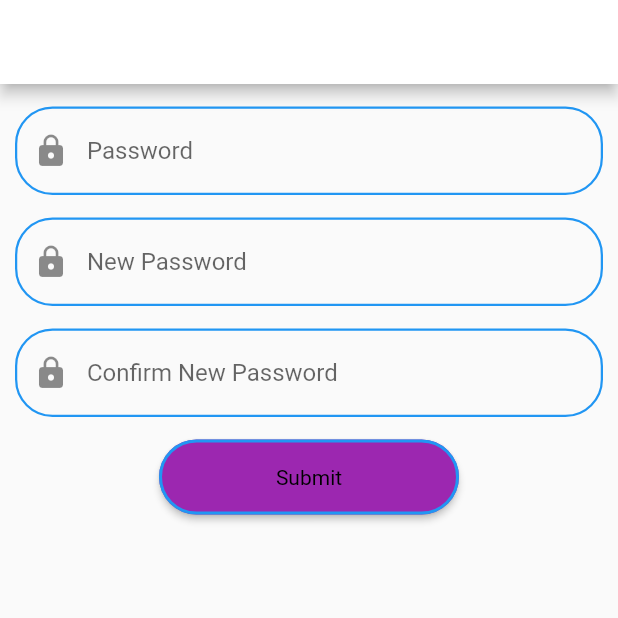
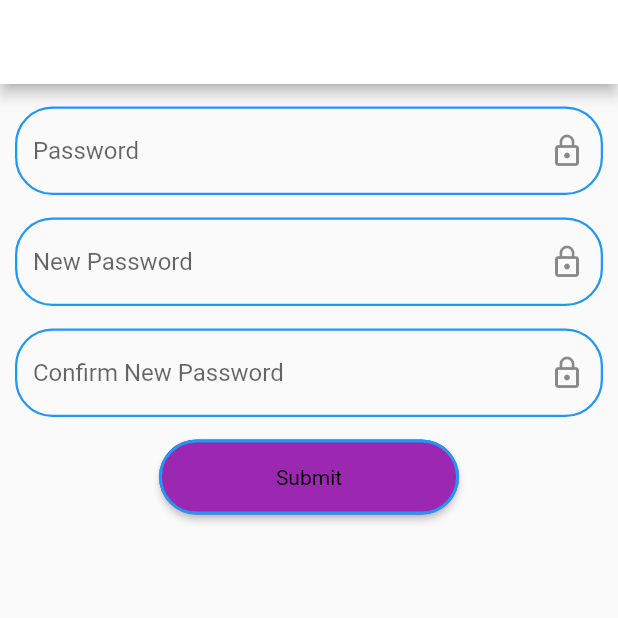
Before and after one commit to mineloop99/mine-loop-education, a Flutter app: the MyAccountScreen screen opened by its route, after a tap on "Wanatabe Yuu", after a tap on "Change Password", on a phone screen of 412 x 824 dp, the top half of it. Run offline on Flutter 3.47's test engine with Material 2 defaults, Android fonts, the light colour scheme and no system bars; our stand-ins replace cloud_firestore, firebase_core, material_floating_search_bar; accounts and stored records are empty; network calls fail.

Commit message:
Complete Front-End My Account Screen

```diff
--- a/lib/auth/providers/language-provider.dart
+++ b/lib/auth/providers/language-provider.dart
@@ -36,7 +36,7 @@ class LanguageProvider with ChangeNotifier {
             width: 20,
             height: 15,
           ),
-          SizedBox(
+          const SizedBox(
             width: 10,
             height: 5,
           ),
--- a/lib/auth/screens/login-screen.dart
+++ b/lib/auth/screens/login-screen.dart
@@ -162,7 +162,7 @@ class _LoginScreenState extends State<LoginScreen> {
                     child: Column(
                       mainAxisAlignment: MainAxisAlignment.center,
                       children: [
-                        SizedBox(
+                        const SizedBox(
                           height: 3,
                         ),
                         Text('Don\'t have an account yet?'),
@@ -180,7 +180,7 @@ class _LoginScreenState extends State<LoginScreen> {
                     child: new Text('Terms and Conditions'),
                     onTap: _launchUrl,
                   ),
-                  SizedBox(
+                  const SizedBox(
                     height: 10,
                   )
                 ],
--- a/lib/auth/widgets/login-form-widget.dart
+++ b/lib/auth/widgets/login-form-widget.dart
@@ -285,7 +285,7 @@ class _SigninMineLoopFormState extends State<SigninMineLoopForm> {
                                         },
                                   disabledColor: Colors.black54,
                                 )
-                              : SizedBox(),
+                              : const SizedBox(),
                         ),
                         onChanged: (text) {
                           if (text == '' || text == null)
@@ -373,7 +373,7 @@ class _SigninMineLoopFormState extends State<SigninMineLoopForm> {
                                       ? Colors.black54
                                       : Colors.blue,
                                 )
-                              : SizedBox(),
+                              : const SizedBox(),
                         ),
                         onChanged: (text) {
                           if (text == '' || text == null)
--- a/lib/home/screens/my-account-screen.dart
+++ b/lib/home/screens/my-account-screen.dart
@@ -6,7 +6,6 @@ import '../widgets/my-account-card-widgets/dark-screen-mode-button.dart';
 
 class MyAccountScreen extends StatelessWidget {
   static const routeName = './my-account';
-  const MyAccountScreen({Key key}) : super(key: key);
 
   @override
   Widget build(BuildContext context) {
@@ -23,7 +22,7 @@ class MyAccountScreen extends StatelessWidget {
           children: [
             AccountCardWidget(),
             DarkScreenModeButton(),
-            SizedBox(height: 20),
+            const SizedBox(height: 20),
             ///// General
             AccountGeneralSettingWidget(),
           ],
--- a/lib/home/screens/my-account-screens/change-password-screen.dart
+++ b/lib/home/screens/my-account-screens/change-password-screen.dart
@@ -11,11 +11,24 @@ class ChangePasswordScreen extends StatefulWidget {
 }
 
 class _ChangePasswordScreenState extends State<ChangePasswordScreen> {
-  GlobalKey _formKey = GlobalKey();
-  InputDecoration buildInputDecoration(IconData icons, String hinttext) {
+  final _formKey = GlobalKey<FormState>();
+
+  bool _isHidePassword = true;
+  bool _isHideNewPassword = true;
+  bool _isHideConfirmNewPassword = true;
+
+  final _newPasswordFocusNode = FocusNode();
+  final _confirmNewPasswordFocusNode = FocusNode();
+
+  InputDecoration buildInputDecoration(
+      String hinttext, bool isHidePassword, Function onPressed) {
     return InputDecoration(
       hintText: hinttext,
-      prefixIcon: Icon(icons),
+      suffixIcon: IconButton(
+        icon: Icon(
+            isHidePassword ? Icons.lock_outline : Icons.lock_open_outlined),
+        onPressed: onPressed,
+      ),
       focusedBorder: OutlineInputBorder(
         borderRadius: BorderRadius.circular(25.0),
         borderSide: BorderSide(color: Colors.purple, width: 1.5),
@@ -37,9 +50,25 @@ class _ChangePasswordScreenState extends State<ChangePasswordScreen> {
     );
   }
 
+  void _trySubmit() {
+    FocusScope.of(context).unfocus();
+    bool _isValid = _formKey.currentState.validate();
+    if (_isValid) {
+      _formKey.currentState.save();
+    }
+  }
+
   final password = TextEditingController();
   final newPassword = TextEditingController();
   final confirmNewPassword = TextEditingController();
+
+  @override
+  void initState() {
+    super.initState();
+    _newPasswordFocusNode.addListener(() {});
+
+    _confirmNewPasswordFocusNode.addListener(() {});
+  }
 
   @override
   void dispose() {
@@ -47,6 +76,8 @@ class _ChangePasswordScreenState extends State<ChangePasswordScreen> {
     password.dispose();
     newPassword.dispose();
     confirmNewPassword.dispose();
+    _newPasswordFocusNode.dispose();
+    _confirmNewPasswordFocusNode.dispose();
   }
 
   @override
@@ -61,34 +92,58 @@ class _ChangePasswordScreenState extends State<ChangePasswordScreen> {
           child: Column(
             mainAxisAlignment: MainAxisAlignment.center,
             children: [
-              SizedBox(
+              const SizedBox(
                 height: 15,
               ),
               Padding(
                 padding: const EdgeInsets.only(bottom: 15, left: 10, right: 10),
                 child: TextFormField(
                   controller: password,
+                  obscureText: _isHidePassword,
                   keyboardType: TextInputType.text,
-                  decoration: buildInputDecoration(Icons.lock, "Password"),
-                  validator: (String value) {
-                    if (value.isEmpty) {
-                      return 'Please a Enter Password';
-                    }
+                  decoration: buildInputDecoration(
+                    "Password",
+                    _isHidePassword,
+                    () {
+                      setState(() {
+                        _isHidePassword = !_isHidePassword;
+                      });
+                    },
+                  ),
+                  validator: (value) {
+                    if (value.isEmpty) return 'Please Enter a valid Password';
+
+                    if (value.length < 6)
+                      return 'Password must be at least 6 characters long';
                     return null;
+                  },
+                  onFieldSubmitted: (_) {
+                    FocusScope.of(context).requestFocus(_newPasswordFocusNode);
                   },
                 ),
               ),
               Padding(
                 padding: const EdgeInsets.only(bottom: 15, left: 10, right: 10),
                 child: TextFormField(
-                  controller: password,
+                  controller: newPassword,
+                  focusNode: _newPasswordFocusNode,
+                  obscureText: _isHideNewPassword,
                   keyboardType: TextInputType.text,
-                  decoration: buildInputDecoration(Icons.lock, "New Password"),
+                  decoration: buildInputDecoration(
+                      "New Password", _isHideNewPassword, () {
+                    setState(() {
+                      _isHideNewPassword = !_isHideNewPassword;
+                    });
+                  }),
                   validator: (String value) {
-                    if (value.isEmpty) {
-                      return 'Please a Enter new Password';
-                    }
+                    if (value.isEmpty) return 'Please a Enter new Password';
+                    if (value.length < 6)
+                      return 'New password must be at least 6 characters long';
                     return null;
+                  },
+                  onFieldSubmitted: (_) {
+                    FocusScope.of(context)
+                        .requestFocus(_confirmNewPasswordFocusNode);
                   },
                 ),
               ),
@@ -96,18 +151,19 @@ class _ChangePasswordScreenState extends State<ChangePasswordScreen> {
                 padding: const EdgeInsets.only(bottom: 15, left: 10, right: 10),
                 child: TextFormField(
                   controller: confirmNewPassword,
-                  obscureText: true,
+                  focusNode: _confirmNewPasswordFocusNode,
+                  obscureText: _isHideConfirmNewPassword,
                   keyboardType: TextInputType.text,
-                  decoration:
-                      buildInputDecoration(Icons.lock, "Confirm New Password"),
+                  decoration: buildInputDecoration(
+                      "Confirm New Password", _isHideConfirmNewPassword, () {
+                    setState(() {
+                      _isHideConfirmNewPassword = !_isHideConfirmNewPassword;
+                    });
+                  }),
                   validator: (String value) {
-                    if (value.isEmpty) {
-                      return 'Please re-enter new password';
-                    }
-                    print(password.text);
-                    print(confirmNewPassword.text);
+                    if (value.isEmpty) return 'Please re-enter new password';
                     if (password.text != confirmNewPassword.text) {
-                      return "new Password does not match";
+                      return "New password does not match";
                     }
                     return null;
                   },
@@ -126,7 +182,7 @@ class _ChangePasswordScreenState extends State<ChangePasswordScreen> {
                         borderRadius: BorderRadius.circular(50.0),
                         side: BorderSide(color: Colors.blue, width: 2)),
                   ),
-                  onPressed: () {},
+                  onPressed: _trySubmit,
                   child: Text("Submit"),
                 ),
               )
--- a/lib/home/widgets/my-account-card-widgets/account-card-widget.dart
+++ b/lib/home/widgets/my-account-card-widgets/account-card-widget.dart
@@ -1,7 +1,8 @@
 import 'package:flutter/material.dart';
 
-import '../../../models/routes.dart';
 import '../../../home/screens/my-account-screens/change-password-screen.dart';
+import '../../../home/screens/my-account-screens/edit-profile-screen.dart';
+import '../../../home/screens/my-account-screens/link-account-screen.dart';
 
 class AccountCardWidget extends StatefulWidget {
   @override
@@ -32,7 +33,22 @@ class _AccountCardWidgetState extends State<AccountCardWidget> {
             borderRadius: BorderRadius.circular(10),
           ),
           color: Colors.purple,
+          child: Container(
+            height: 80,
+            decoration: BoxDecoration(
+              image: DecorationImage(
+                fit: BoxFit.cover,
+                image: NetworkImage(
+                    'https://i.pinimg.com/564x/aa/b1/2e/aab12e7cafcc79f2bf8f2f7c84bbc784.jpg'),
+              ),
+              borderRadius: BorderRadius.circular(10),
+            ),
             child: ListTile(
+              leading: ClipRRect(
+                borderRadius: BorderRadius.circular(50),
+                child: Image.network(
+                    'https://i.pinimg.com/originals/09/88/4d/09884d0cb7ccb1bbd23ad16acdba3ffe.jpg'),
+              ),
               title: Text(
                 "Wanatabe Yuu",
                 style: Theme.of(context).textTheme.headline6,
@@ -41,18 +57,12 @@ class _AccountCardWidgetState extends State<AccountCardWidget> {
                 "+84 969 132 923",
                 style: Theme.of(context).textTheme.subtitle2,
               ),
-            leading: CircleAvatar(
-              child: FittedBox(
-                fit: BoxFit.cover,
-                child: Icon(
-                  Icons.account_circle_outlined,
-                  size: 50,
+              trailing: Icon(
+                _animatedHeight == 0
+                    ? Icons.arrow_downward_outlined
+                    : Icons.arrow_upward_outlined,
+                color: Colors.white,
               ),
-              ),
-            ),
-            trailing: Icon(_animatedHeight == 0
-                ? Icons.arrow_drop_down
-                : Icons.arrow_drop_up),
               onTap: () {
                 setState(() {
                   _animatedHeight == 0.0
@@ -60,6 +70,7 @@ class _AccountCardWidgetState extends State<AccountCardWidget> {
                       : _animatedHeight = 0.0;
                 });
               },
+            ),
           ),
         ),
         //// Expand Account Settings
@@ -76,6 +87,28 @@ class _AccountCardWidgetState extends State<AccountCardWidget> {
               child: Column(
                 children: [
                   _accountCard(
+                    icon: Icons.person_outline_outlined,
+                    text: 'Edit Profile',
+                    ontap: () {
+                      Navigator.of(context).push(
+                        MaterialPageRoute(
+                          builder: (ctx) => EditProfileScreen(),
+                        ),
+                      );
+                    },
+                  ),
+                  _accountCard(
+                    icon: Icons.link_sharp,
+                    text: 'Link Account',
+                    ontap: () {
+                      Navigator.of(context).push(
+                        MaterialPageRoute(
+                          builder: (ctx) => LinkAccountScreen(),
+                        ),
+                      );
+                    },
+                  ),
+                  _accountCard(
                     icon: Icons.lock_outline,
                     text: 'Change Password',
                     ontap: () {
@@ -86,16 +119,6 @@ class _AccountCardWidgetState extends State<AccountCardWidget> {
                       );
                     },
                   ),
-                  _accountCard(
-                    icon: Icons.language,
-                    text: 'Change Region',
-                    ontap: null,
-                  ),
-                  _accountCard(
-                    icon: Icons.link_sharp,
-                    text: 'Link Account',
-                    ontap: null,
-                  ),
                 ],
               ),
             ),
--- a/lib/home/widgets/my-account-card-widgets/dark-screen-mode-button.dart
+++ b/lib/home/widgets/my-account-card-widgets/dark-screen-mode-button.dart
@@ -15,7 +15,7 @@ class DarkScreenModeButton extends StatelessWidget {
             title: Row(
               children: [
                 Icon(Icons.nights_stay),
-                SizedBox(width: 5),
+                const SizedBox(width: 5),
                 Text("Dark Mode"),
               ],
             ),
--- a/pubspec.yaml
+++ b/pubspec.yaml
@@ -31,6 +31,7 @@ dependencies:
   cupertino_icons: ^1.0.3
   firebase_core: ^1.3.0
   firebase_auth: ^2.0.0
+  intl: ^0.17.0
 
   # The following adds the Cupertino Icons font to your application.
   # Use with the CupertinoIcons class for iOS style icons.
```
Also changed, not shown: lib/android-platform-target.dart (+6 -3 lines), lib/auth/widgets/create-account-form.dart (+4 -4 lines), lib/home/screens/my-account-screens/edit-profile-screen.dart (added, +334 -0 lines), lib/home/screens/my-account-screens/help-support-screen.dart (added, +13 -0 lines), lib/home/screens/my-account-screens/language-setting-screen.dart (added, +32 -0 lines), lib/home/screens/my-account-screens/link-account-screen.dart (added, +21 -0 lines), lib/home/screens/my-account-screens/notifications-setting-screen.dart (added, +44 -0 lines), lib/home/widgets/my-account-card-widgets/account-general-setting-widget.dart (+27 -7 lines), lib/home/widgets/pages/home-page/home-page-app-bar.dart (+15 -16 lines), pubspec.lock. Lines whose indentation alone changed are shown as unchanged.
